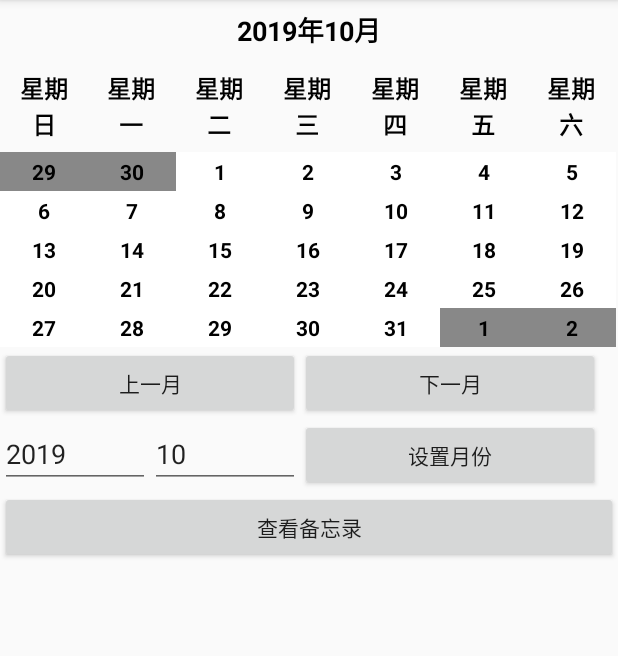
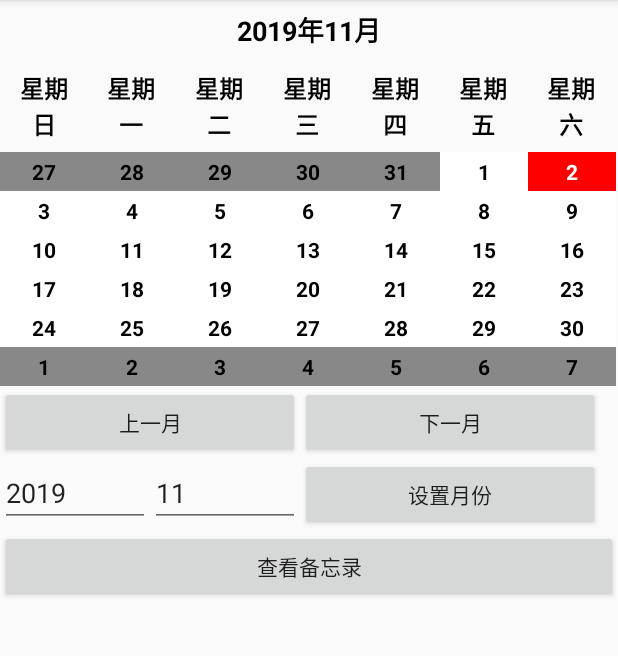
Before and after one commit to wanchuanyue/MyCalender2, an Android app: the screen it shows after launch (MainActivity), after a tap on "设置月份", on a phone screen of 412 x 824 dp, the part 84-740 px from its top. Run offline under Robolectric (Android 15) with nearby library versions, the phone set to English and light mode, and no system bars.

Commit message:
添加小功能及修复错误

```diff
--- a/app/src/main/java/com/example/mycalender2/MainActivity.java
+++ b/app/src/main/java/com/example/mycalender2/MainActivity.java
@@ -57,6 +57,10 @@ public class MainActivity extends AppCompatActivity {
         final Calendar calendar = Calendar.getInstance();// 日历
 
         updateAdapter(calendar, dataList, adapter);
+
+        newMonth.setText(String.valueOf(calendar.get(Calendar.MONTH)+1));
+        newYear.setText(String.valueOf(calendar.get(Calendar.YEAR)));
+
 
         preMonth.setOnClickListener(new View.OnClickListener() {
             @Override
```
Also changed, not shown: app/src/main/java/com/example/mycalender2/NoteActivity.java (+9 -0 lines).
